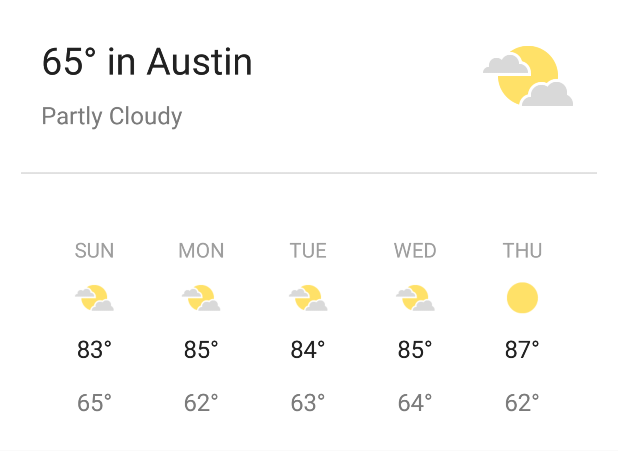
After one commit to copperstick6/HackTX-SAFE, an Android app: the layout weather.xml on its own in the app's theme, with its tools: preview values and no code run, on a phone screen of 412 x 824 dp. The commit adds this screen. Shown: the top 451 px of the screen. Run offline under Robolectric (Android 15) with nearby library versions, the phone set to English and light mode, and no system bars.

Commit message:
Add weather

```diff
--- /dev/null
+++ b/AndroidApp/app/src/main/res/layout/weather.xml
@@ -0,0 +1,17 @@
+<FrameLayout xmlns:android="http://schemas.android.com/apk/res/android"
+             xmlns:tools="http://schemas.android.com/tools"
+             android:layout_width="match_parent"
+             android:layout_height="wrap_content"
+             android:background="@color/white"
+             tools:context="com.example.android.hacktxsafe.RegisterSecondStepFragment">
+
+
+    <ImageView
+        android:id="@+id/imageView"
+        android:layout_centerHorizontal="true"
+        android:layout_width="wrap_content"
+        android:layout_height="300dp"
+        android:src="@drawable/weather"
+        android:layout_gravity="center_horizontal|top"/>
+
+</FrameLayout>
```
Also changed, not shown: AndroidApp/app/src/main/java/com/example/android/hacktxsafe/TileContentFragment.java (+90 -61 lines), AndroidApp/app/src/main/res/drawable/weather.png (added).
